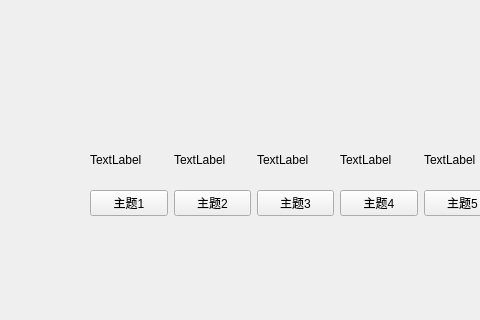
Before: the Qt Designer form themechange.ui in Nahjs/Bejeweled, drawn with Qt 5; both pictures show x 0 to 480 and y 174 to 494 of the 757 by 693 pixel window.
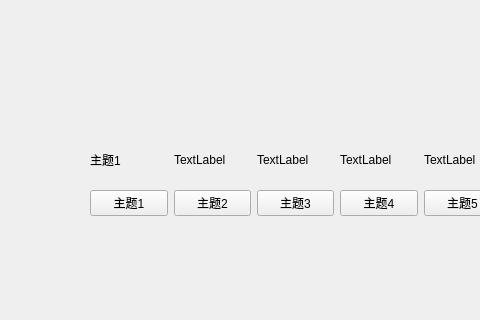
After: the same form once the commit is applied.

Commit message: start界面新增了主题设置的按钮，测试能否正常打主题设置窗口

```diff
--- a/themechange.ui
+++ b/themechange.ui
@@ -28,7 +28,7 @@
       <item>
        <widget class="QLabel" name="label">
         <property name="text">
-         <string>TextLabel</string>
+         <string>主题1</string>
         </property>
        </widget>
       </item>
```
The commit also changes 7 other files.
